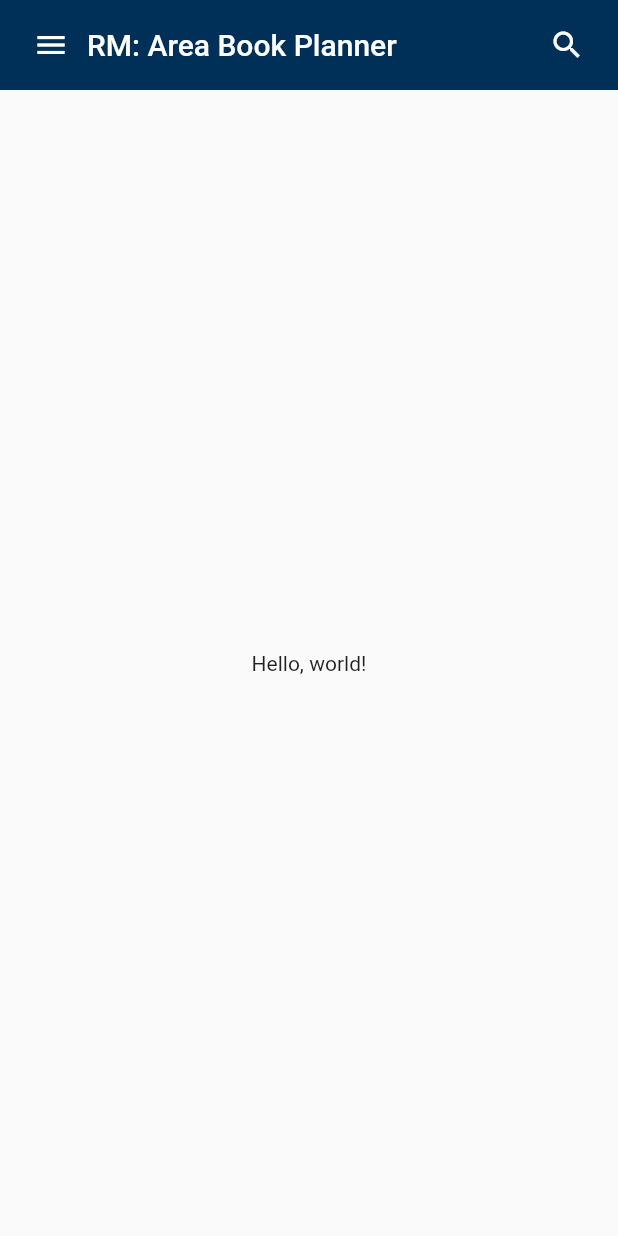
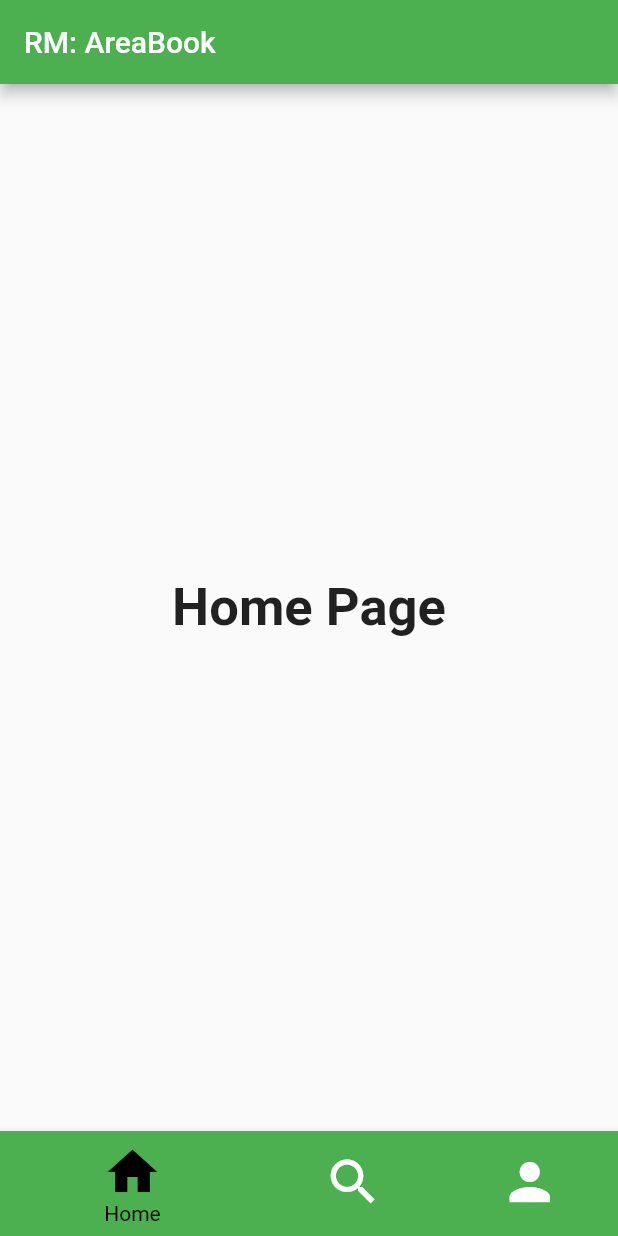
Before and after one commit to MartinPlusPlus/RM-AreaBook, a Flutter app: the screen it shows after launch, on a phone screen of 412 x 824 dp. Run offline on Flutter 3.47's test engine with Material 2 defaults, Android fonts, the light colour scheme and no system bars.

Commit message:
working navbar animation

```diff
--- a/lib/main.dart
+++ b/lib/main.dart
@@ -1,44 +1,83 @@
 import 'package:flutter/material.dart';
 
 import 'top_bar.dart';
+import 'nav_bar.dart';
 
-class MyScaffold extends StatelessWidget {
-  const MyScaffold({super.key});
+void main() => runApp(RM_AreaBook());
+
+// Main-entry class
+class RM_AreaBook extends StatelessWidget {
+  const RM_AreaBook({super.key});
 
   @override
   Widget build(BuildContext context) {
-    // Material is a conceptual piece
-    // of paper on which the UI appears.
-    return Material(
-      // Column is a vertical, linear layout.
-      child: Column(
-        children: [
-          MainBar(
-            title: Text(
-              'RM: Area Book Planner',
-              style: Theme.of(context) //
-                  .primaryTextTheme
-                  .titleLarge,
-            ),
+    return MaterialApp(
+      home: NavBar(),
+    );
+  }
+}
+
+class NavBar extends StatefulWidget {
+  const NavBar({ super.key });
+
+  @override
+  State<NavBar> createState() => _NavBarState();
+}
+
+class _NavBarState extends State<NavBar> {
+  int _selectedIndex = 0;
+  static const List<Widget> _widgetOptions = <Widget>[
+    Text('Home Page', style: TextStyle(fontSize: 35, fontWeight: FontWeight.bold)),
+    Text('Search Page', style: TextStyle(fontSize: 35, fontWeight: FontWeight.bold)),
+    Text('Profile Page', style: TextStyle(fontSize: 35, fontWeight: FontWeight.bold)),
+  ];
+
+  void _onItemTapped(int index) {
+    setState(() {
+      _selectedIndex = index;
+    });
+  }
+
+  @override
+  Widget build(BuildContext context) {
+    return Scaffold(
+      appBar: AppBar(
+        title: const Text('RM: AreaBook'),
+        backgroundColor: Colors.green,
+      ),
+
+      body: Center(
+        child: _widgetOptions.elementAt(_selectedIndex),
+      ),
+
+      bottomNavigationBar: BottomNavigationBar(
+        items: const <BottomNavigationBarItem>[
+          BottomNavigationBarItem(
+            icon: Icon(Icons.home),
+            label: 'Home',
+            backgroundColor: Colors.green
           ),
-          const Expanded(
-            child: Center(
-              child: Text('Hello, world!'),
-            ),
+
+          BottomNavigationBarItem(
+            icon: Icon(Icons.search),
+            label: 'Search',
+            backgroundColor: Colors.yellow
+          ),
+
+          BottomNavigationBarItem(
+            icon: Icon(Icons.person),
+            label: 'Profile',
+            backgroundColor: Colors.blue
           ),
         ],
+
+        type: BottomNavigationBarType.shifting,
+        currentIndex: _selectedIndex,
+        selectedItemColor: Colors.black,
+        iconSize: 40,
+        onTap: _onItemTapped,
+        elevation: 5,
       ),
     );
   }
 }
-
-void main() {
-  runApp(
-    const MaterialApp(
-      title: 'RM: ABP', // used by the OS task switcher
-      home: SafeArea(
-        child: MyScaffold(),
-      ),
-    ),
-  );
-}
```
Also changed, not shown: lib/nav_bar.dart (added, +64 -0 lines).
